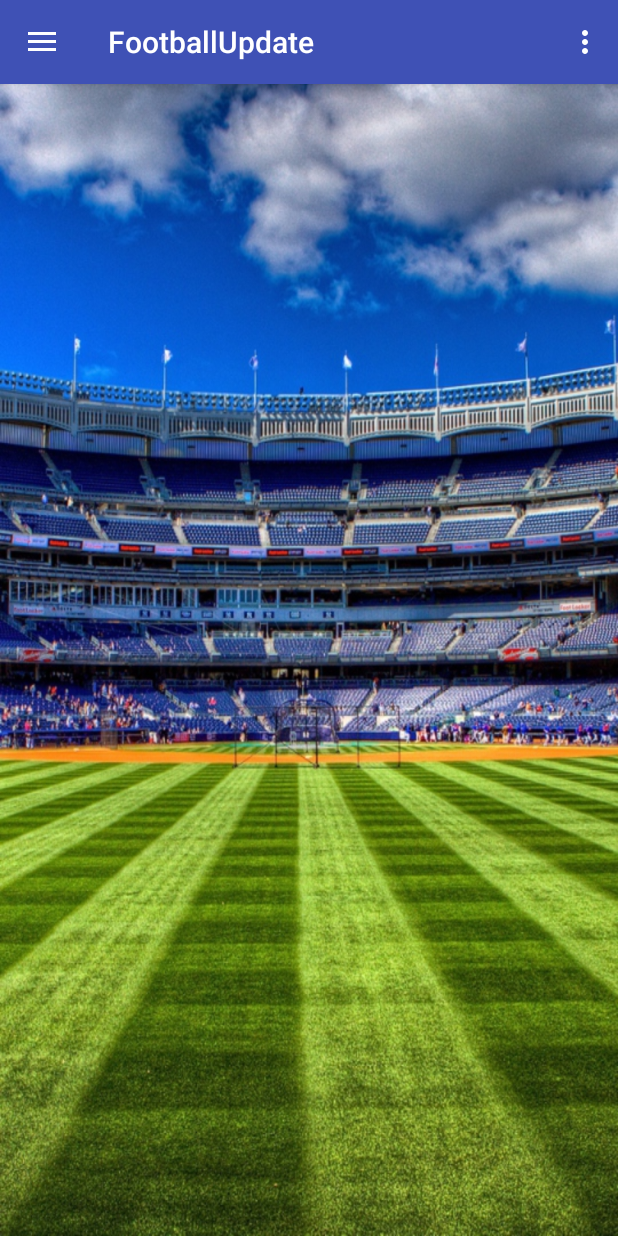
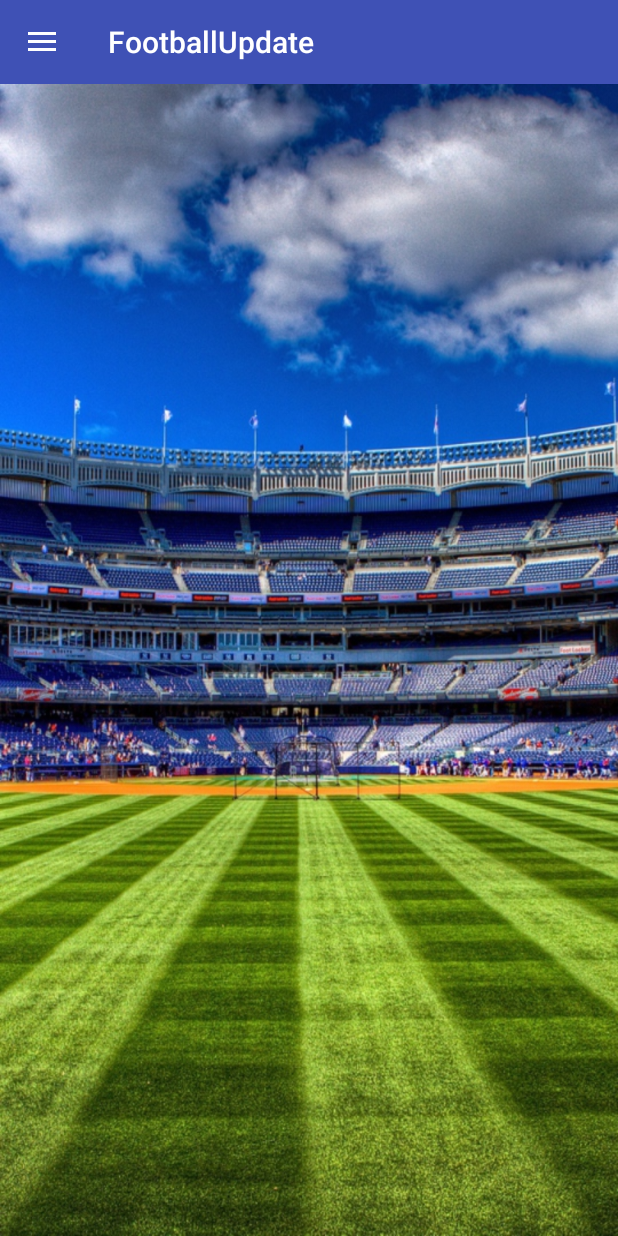
Before and after one commit to fajaryudha/FootballUpdate, an Android app: the screen it shows after launch (MainActivity), on a phone screen of 412 x 824 dp. Run offline under Robolectric (Android 15) with nearby library versions, the phone set to English and light mode, and no system bars.

Commit message:
Layout 2

```diff
--- a/app/src/main/java/id/sch/smktelkom_mlg/xirpl302112029/footballupdate/MainActivity.java
+++ b/app/src/main/java/id/sch/smktelkom_mlg/xirpl302112029/footballupdate/MainActivity.java
@@ -59,10 +59,6 @@ public class MainActivity extends AppCompatActivity
         int id = item.getItemId();
 
         //noinspection SimplifiableIfStatement
-        if (id == R.id.action_settings) {
-            return true;
-        }
-
         return super.onOptionsItemSelected(item);
     }
 
@@ -75,6 +71,7 @@ public class MainActivity extends AppCompatActivity
 
         if (id == R.id.nav_home) {
             fragmentManager.beginTransaction().replace(R.id.content_frame, new Home()).commit();
+
             // Handle the camera action
         } else if (id == R.id.nav_score) {
             fragmentManager.beginTransaction().replace(R.id.content_frame, new LiveScore()).commit();
--- a/app/src/main/res/layout/app_bar_main.xml
+++ b/app/src/main/res/layout/app_bar_main.xml
@@ -9,7 +9,7 @@
 
     <android.support.design.widget.AppBarLayout
         android:layout_width="match_parent"
-        android:layout_height="wrap_content"
+        android:layout_height="match_parent"
         android:theme="@style/AppTheme.AppBarOverlay">
 
         <android.support.v7.widget.Toolbar
@@ -18,14 +18,15 @@
             android:layout_height="?attr/actionBarSize"
             android:background="?attr/colorPrimary"
             app:popupTheme="@style/AppTheme.PopupOverlay" />
+        <FrameLayout
+            android:id="@+id/content_frame"
+            android:layout_width="match_parent"
+            android:layout_height="match_parent">
 
+            <include
+                layout="@layout/cover" />
+        </FrameLayout>
     </android.support.design.widget.AppBarLayout>
-    <FrameLayout
-        android:id="@+id/content_frame"
-        android:layout_width="match_parent"
-        android:layout_height="match_parent">
 
-        <include layout="@layout/cover" />
-    </FrameLayout>
 
 </android.support.design.widget.CoordinatorLayout>
--- a/app/src/main/res/layout/cover.xml
+++ b/app/src/main/res/layout/cover.xml
@@ -1,7 +1,7 @@
 <?xml version="1.0" encoding="utf-8"?>
-<LinearLayout xmlns:android="http://schemas.android.com/apk/res/android"
+<RelativeLayout xmlns:android="http://schemas.android.com/apk/res/android"
     android:orientation="vertical" android:layout_width="match_parent"
     android:layout_height="match_parent"
     android:background="@drawable/backgroundimage">
 
-</LinearLayout>
+</RelativeLayout>
--- a/app/src/main/res/menu/main.xml
+++ b/app/src/main/res/menu/main.xml
@@ -1,9 +1,4 @@
 <?xml version="1.0" encoding="utf-8"?>
 <menu xmlns:android="http://schemas.android.com/apk/res/android"
     xmlns:app="http://schemas.android.com/apk/res-auto">
-    <item
-        android:id="@+id/action_settings"
-        android:orderInCategory="100"
-        android:title="@string/action_settings"
-        app:showAsAction="never" />
 </menu>
```
